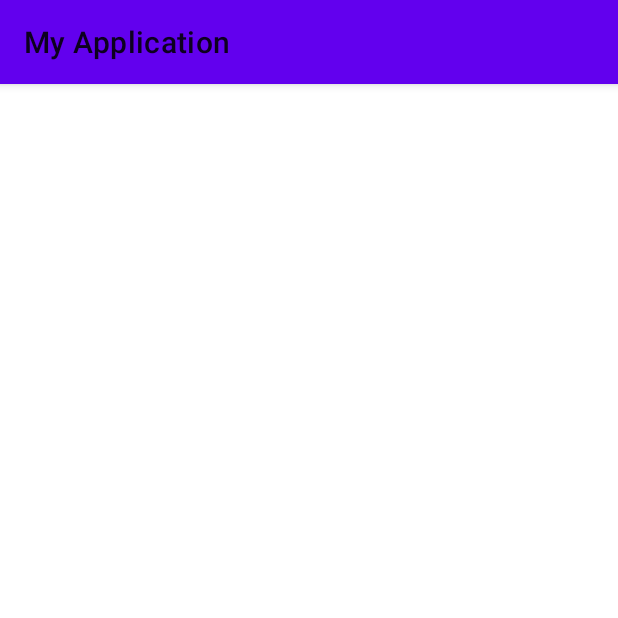
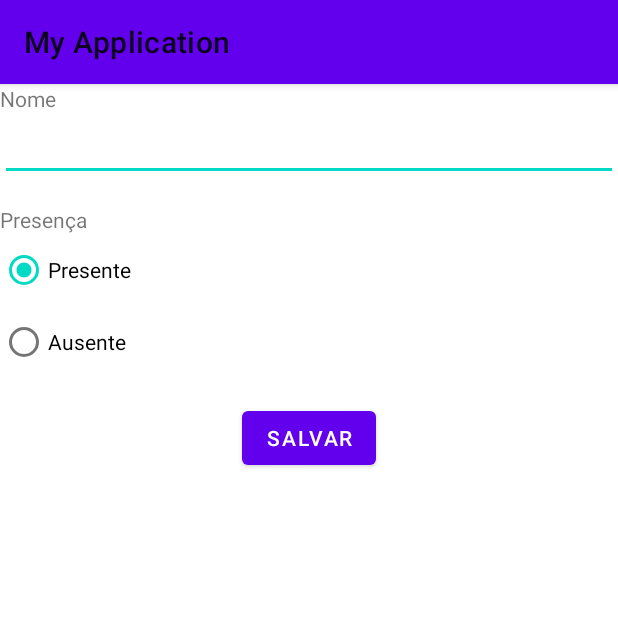
Before and after one commit to FilipeH14/convidados, an Android app: the GuestFormActivity screen opened directly, with no data from a screen before it, on a phone screen of 412 x 824 dp, the top half of it. Run offline under Robolectric (Android 15) with nearby library versions, the phone set to English and light mode, and no system bars.

Commit message:
building guest save form

```diff
--- a/app/build.gradle
+++ b/app/build.gradle
@@ -37,14 +37,23 @@ android {
 
 dependencies {
 
-    implementation 'androidx.core:core-ktx:1.7.0'
+    constraints {
+        implementation("org.jetbrains.kotlin:kotlin-stdlib-jdk7:1.8.0") {
+            because("kotlin-stdlib-jdk7 is now a part of kotlin-stdlib")
+        }
+        implementation("org.jetbrains.kotlin:kotlin-stdlib-jdk8:1.8.0") {
+            because("kotlin-stdlib-jdk8 is now a part of kotlin-stdlib")
+        }
+    }
+
+    implementation 'androidx.core:core-ktx:1.10.1'
     implementation 'androidx.appcompat:appcompat:1.6.1'
-    implementation 'com.google.android.material:material:1.8.0'
+    implementation 'com.google.android.material:material:1.9.0'
     implementation 'androidx.constraintlayout:constraintlayout:2.1.4'
-    implementation 'androidx.lifecycle:lifecycle-livedata-ktx:2.4.1'
-    implementation 'androidx.lifecycle:lifecycle-viewmodel-ktx:2.4.1'
-    implementation 'androidx.navigation:navigation-fragment-ktx:2.5.3'
-    implementation 'androidx.navigation:navigation-ui-ktx:2.5.3'
+    implementation 'androidx.lifecycle:lifecycle-livedata-ktx:2.6.1'
+    implementation 'androidx.lifecycle:lifecycle-viewmodel-ktx:2.6.1'
+    implementation 'androidx.navigation:navigation-fragment-ktx:2.6.0'
+    implementation 'androidx.navigation:navigation-ui-ktx:2.6.0'
     testImplementation 'junit:junit:4.13.2'
     androidTestImplementation 'androidx.test.ext:junit:1.1.5'
     androidTestImplementation 'androidx.test.espresso:espresso-core:3.5.1'
--- a/app/src/main/java/com/example/myapplication/GuestFormActivity.kt
+++ b/app/src/main/java/com/example/myapplication/GuestFormActivity.kt
@@ -2,10 +2,29 @@ package com.example.myapplication
 
 import androidx.appcompat.app.AppCompatActivity
 import android.os.Bundle
+import android.view.View
+import androidx.lifecycle.ViewModelProvider
+import com.example.myapplication.databinding.ActivityGuestFormBinding
 
-class GuestFormActivity : AppCompatActivity() {
+class GuestFormActivity : AppCompatActivity(), View.OnClickListener {
+
+    private lateinit var binding: ActivityGuestFormBinding
+    private lateinit var viewModel: GuestFormViewModel
+
     override fun onCreate(savedInstanceState: Bundle?) {
         super.onCreate(savedInstanceState)
-        setContentView(R.layout.activity_guest_form)
+
+        binding = ActivityGuestFormBinding.inflate(layoutInflater)
+        setContentView(binding.root)
+
+        viewModel = ViewModelProvider(this).get(GuestFormViewModel::class.java)
+
+        binding.buttonSave.setOnClickListener(this)
+        binding.radioPresent.isChecked = true
+    }
+
+    override fun onClick(v: View) {
+        if (v.id == R.id.button_save) {
+        }
     }
 }
--- /dev/null
+++ b/app/src/main/java/com/example/myapplication/GuestFormViewModel.kt
@@ -0,0 +1,7 @@
+package com.example.myapplication
+
+import androidx.lifecycle.ViewModel
+
+class GuestFormViewModel: ViewModel() {
+
+}
--- a/app/src/main/res/layout/activity_guest_form.xml
+++ b/app/src/main/res/layout/activity_guest_form.xml
@@ -4,6 +4,67 @@
     xmlns:tools="http://schemas.android.com/tools"
     android:layout_width="match_parent"
     android:layout_height="match_parent"
+    android:layout_margin="16dp"
     tools:context=".GuestFormActivity">
 
+    <TextView
+        android:id="@+id/text_name"
+        android:layout_width="0dp"
+        android:layout_height="wrap_content"
+        android:text="Nome"
+        app:layout_constraintEnd_toEndOf="parent"
+        app:layout_constraintStart_toStartOf="parent"
+        app:layout_constraintTop_toTopOf="parent" />
+
+    <EditText
+        android:id="@+id/edit_name"
+        android:layout_width="0dp"
+        android:layout_height="wrap_content"
+        app:layout_constraintEnd_toEndOf="parent"
+        app:layout_constraintStart_toStartOf="parent"
+        app:layout_constraintTop_toBottomOf="@id/text_name" />
+
+    <TextView
+        android:id="@+id/text_present"
+        android:layout_width="0dp"
+        android:layout_height="wrap_content"
+        android:layout_marginTop="16dp"
+        android:text="Presença"
+        app:layout_constraintEnd_toEndOf="parent"
+        app:layout_constraintStart_toStartOf="parent"
+        app:layout_constraintTop_toBottomOf="@id/edit_name" />
+
+    <RadioGroup
+        android:id="@+id/radio_confirmation"
+        android:layout_width="wrap_content"
+        android:layout_height="wrap_content"
+        app:layout_constraintStart_toStartOf="parent"
+        app:layout_constraintTop_toBottomOf="@id/text_present">
+
+        <RadioButton
+            android:id="@+id/radio_present"
+            android:layout_width="wrap_content"
+            android:layout_height="wrap_content"
+            android:text="Presente" />
+
+        <RadioButton
+            android:id="@+id/radio_absent"
+            android:layout_width="wrap_content"
+            android:layout_height="wrap_content"
+            android:text="Ausente"
+            app:layout_constraintStart_toStartOf="parent"
+            app:layout_constraintTop_toBottomOf="@id/radio_present" />
+
+    </RadioGroup>
+
+    <Button
+        android:id="@+id/button_save"
+        android:layout_width="wrap_content"
+        android:layout_height="wrap_content"
+        android:layout_marginTop="16dp"
+        android:text="Salvar"
+        app:layout_constraintEnd_toEndOf="parent"
+        app:layout_constraintStart_toStartOf="parent"
+        app:layout_constraintTop_toBottomOf="@id/radio_confirmation" />
+
 </androidx.constraintlayout.widget.ConstraintLayout>
```
